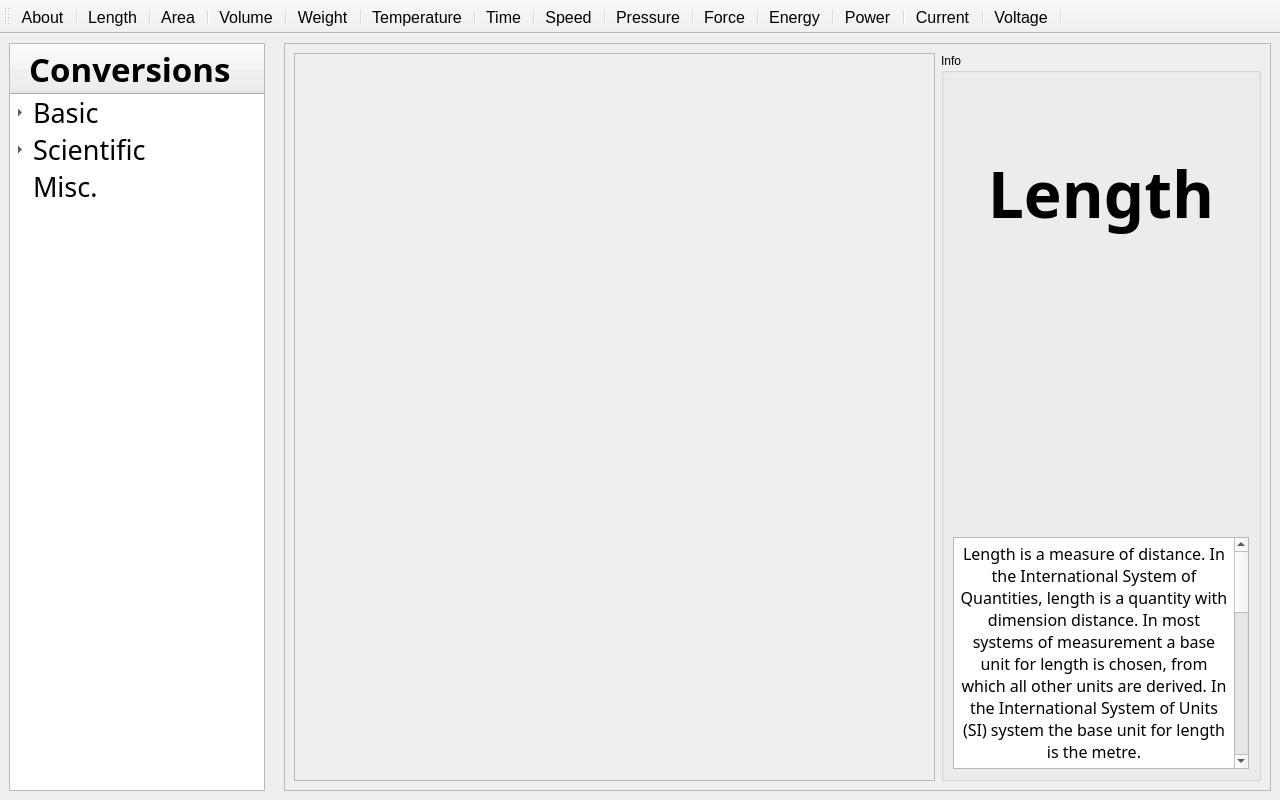
Qt form mainwindow.ui (30vam/cute-converter) before a commit.
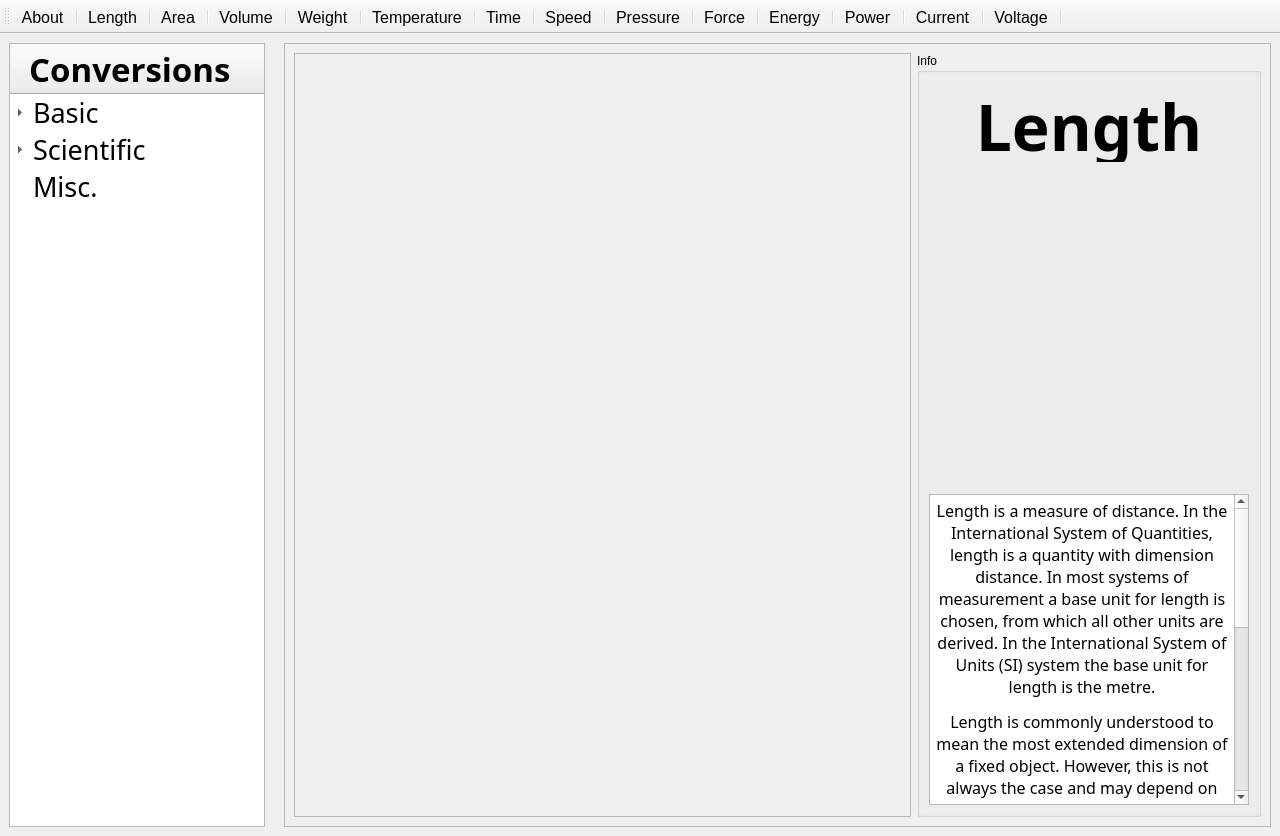
The same form after that commit. Icons and pictures are not drawn.

Commit message: Fixed scaling issue for the Length widget (I hope))

What changed in the file:
```diff
--- a/mainwindow.ui
+++ b/mainwindow.ui
@@ -10,7 +10,7 @@
     <x>0</x>
     <y>0</y>
     <width>1280</width>
-    <height>800</height>
+    <height>836</height>
    </rect>
   </property>
   <property name="windowTitle">
@@ -337,7 +337,7 @@
     <item>
      <widget class="QStackedWidget" name="conversionStackedWidget">
       <property name="sizePolicy">
-       <sizepolicy hsizetype="Expanding" vsizetype="Expanding">
+       <sizepolicy hsizetype="Preferred" vsizetype="Preferred">
         <horstretch>0</horstretch>
         <verstretch>0</verstretch>
        </sizepolicy>
@@ -662,7 +662,7 @@
          <verstretch>0</verstretch>
         </sizepolicy>
        </property>
-       <layout class="QHBoxLayout" name="horizontalLayout_2" stretch="2,1">
+       <layout class="QHBoxLayout" name="horizontalLayout_2" stretch="2,0">
         <property name="sizeConstraint">
          <enum>QLayout::SetDefaultConstraint</enum>
         </property>
@@ -682,8 +682,8 @@
             <rect>
              <x>0</x>
              <y>0</y>
-             <width>639</width>
-             <height>639</height>
+             <width>620</width>
+             <height>675</height>
             </rect>
            </property>
           </widget>
@@ -692,7 +692,7 @@
         <item>
          <widget class="QGroupBox" name="lengthInfoGroupBox">
           <property name="sizePolicy">
-           <sizepolicy hsizetype="Ignored" vsizetype="Ignored">
+           <sizepolicy hsizetype="Expanding" vsizetype="Expanding">
             <horstretch>0</horstretch>
             <verstretch>0</verstretch>
            </sizepolicy>
@@ -700,19 +700,25 @@
           <property name="title">
            <string>Info</string>
           </property>
-          <layout class="QVBoxLayout" name="verticalLayout">
+          <layout class="QVBoxLayout" name="verticalLayout" stretch="0,0,0">
            <item>
             <widget class="QLabel" name="lengthLabel">
              <property name="sizePolicy">
-              <sizepolicy hsizetype="Preferred" vsizetype="Preferred">
+              <sizepolicy hsizetype="Minimum" vsizetype="Fixed">
                <horstretch>0</horstretch>
                <verstretch>0</verstretch>
               </sizepolicy>
              </property>
              <property name="minimumSize">
               <size>
-               <width>0</width>
-               <height>0</height>
+               <width>320</width>
+               <height>80</height>
+              </size>
+             </property>
+             <property name="maximumSize">
+              <size>
+               <width>16777215</width>
+               <height>80</height>
               </size>
              </property>
              <property name="font">
@@ -745,11 +751,23 @@
            <item>
             <widget class="QLabel" name="lengthImageLabel">
              <property name="sizePolicy">
-              <sizepolicy hsizetype="Preferred" vsizetype="Preferred">
+              <sizepolicy hsizetype="Fixed" vsizetype="Fixed">
                <horstretch>0</horstretch>
                <verstretch>0</verstretch>
               </sizepolicy>
              </property>
+             <property name="minimumSize">
+              <size>
+               <width>320</width>
+               <height>320</height>
+              </size>
+             </property>
+             <property name="maximumSize">
+              <size>
+               <width>320</width>
+               <height>320</height>
+              </size>
+             </property>
              <property name="font">
               <font>
                <pointsize>20</pointsize>
@@ -778,21 +796,21 @@
            <item>
             <widget class="QTextBrowser" name="lengthTextBrowser">
              <property name="sizePolicy">
-              <sizepolicy hsizetype="Preferred" vsizetype="Fixed">
+              <sizepolicy hsizetype="Expanding" vsizetype="Expanding">
                <horstretch>0</horstretch>
                <verstretch>0</verstretch>
               </sizepolicy>
              </property>
              <property name="minimumSize">
               <size>
-               <width>0</width>
+               <width>320</width>
                <height>232</height>
               </size>
              </property>
              <property name="maximumSize">
               <size>
                <width>16777215</width>
-               <height>232</height>
+               <height>16777215</height>
               </size>
              </property>
              <property name="font">
```
Left out of the diff: 38 changed lines with no effect on the pictures. The commit also changes 2 other files.
